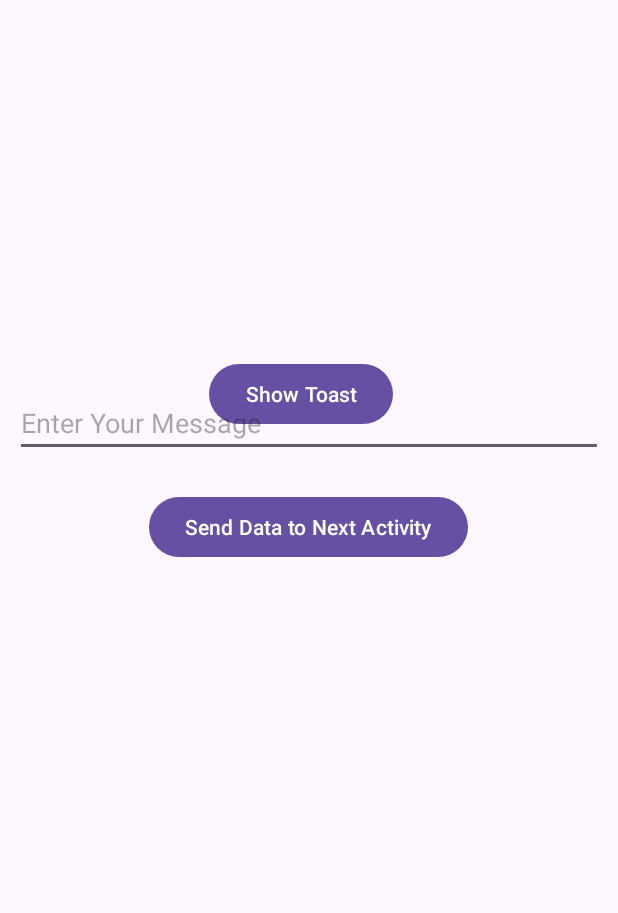
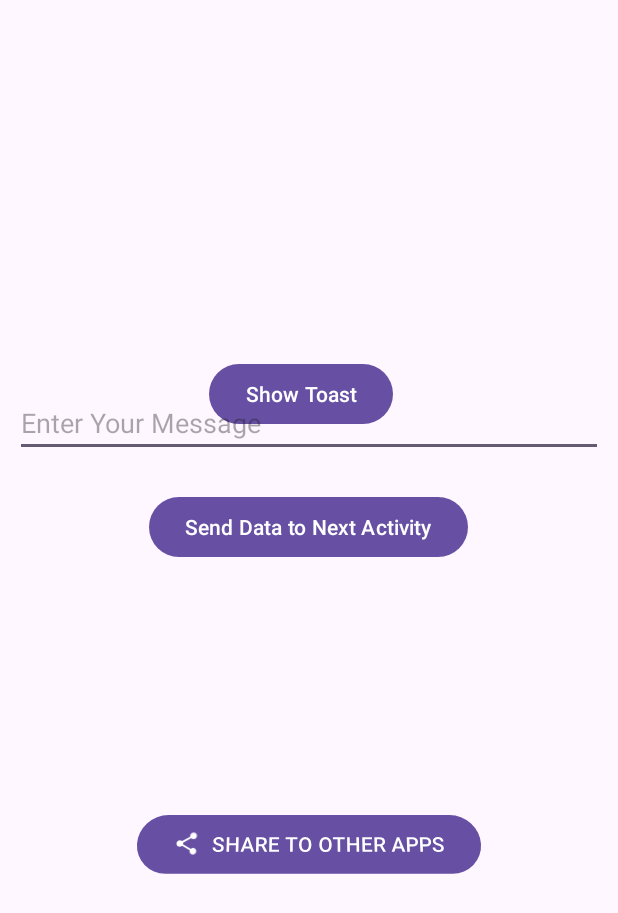
Before and after one commit to Graduation-Project-Workspace/HPCure, an Android app: the screen it shows after launch (MainActivity), on a phone screen of 412 x 824 dp. Shown: the top 913 px of the screen. Run offline under Robolectric (Android 15) with nearby library versions, the phone set to English and light mode, and no system bars.

Commit message:
added the splash screen

```diff
--- a/app/build.gradle
+++ b/app/build.gradle
@@ -46,4 +46,7 @@ dependencies {
     testImplementation 'junit:junit:4.13.2'
     androidTestImplementation 'androidx.test.ext:junit:1.2.1'
     androidTestImplementation 'androidx.test.espresso:espresso-core:3.6.1'
+    implementation 'androidx.core:core-splashscreen:1.0.1'
+
+
 }
--- /dev/null
+++ b/app/src/main/java/com/example/demoapp/SplashActivity.kt
@@ -0,0 +1,18 @@
+package com.example.demoapp
+
+import android.content.Intent
+import android.os.Bundle
+import android.os.Handler
+import android.os.Looper
+import androidx.activity.ComponentActivity
+
+class SplashActivity : ComponentActivity() {
+    override fun onCreate(savedInstanceState: Bundle?) {
+        super.onCreate(savedInstanceState)
+        setContentView(R.layout.activity_splash)
+        Handler(Looper.getMainLooper()).postDelayed({
+            startActivity(Intent(this, MainActivity::class.java))
+            finish()
+        }, 4000)
+    }
+}
--- a/app/src/main/res/layout/activity_main.xml
+++ b/app/src/main/res/layout/activity_main.xml
@@ -1,6 +1,7 @@
 <?xml version="1.0" encoding="utf-8"?>
 <RelativeLayout
     xmlns:android="http://schemas.android.com/apk/res/android"
+    xmlns:app="http://schemas.android.com/apk/res-auto"
     xmlns:tools="http://schemas.android.com/tools"
     android:layout_width="match_parent"
     android:layout_height="match_parent"
@@ -39,4 +40,15 @@
         android:layout_centerHorizontal="true"
         android:layout_marginTop="317dp"
         android:text="Send Data to Next Activity" />
+
+    <Button
+        android:id="@+id/btnShareToOtherApps"
+        android:layout_width="wrap_content"
+        android:layout_height="wrap_content"
+        android:layout_alignParentBottom="true"
+        android:layout_centerHorizontal="true"
+        android:layout_marginBottom="227dp"
+        android:rotationX="12"
+        android:text="SHARE TO OTHER APPS"
+        app:icon="?attr/actionModeShareDrawable" />
 </RelativeLayout>
--- a/app/src/main/res/values/colors.xml
+++ b/app/src/main/res/values/colors.xml
@@ -2,4 +2,5 @@
 <resources>
     <color name="black">#FF000000</color>
     <color name="white">#FFFFFFFF</color>
+    <color name="splash_background">#04363A</color> <!-- Change to your desired color -->
 </resources>
--- a/app/src/main/res/values/themes.xml
+++ b/app/src/main/res/values/themes.xml
@@ -6,4 +6,20 @@
     </style>
 
     <style name="Theme.DemoApp" parent="Base.Theme.DemoApp" />
+
+    <style name="Theme.DemoApp.Splash" parent="Theme.Material3.DayNight">
+        <!-- Background color -->
+        <item name="windowSplashScreenBackground">@color/splash_background</item>
+
+        <!-- Animated splash icon -->
+        <item name="windowSplashScreenAnimatedIcon">@drawable/ic_splash</item>
+
+        <!-- Duration of the icon animation -->
+        <item name="windowSplashScreenAnimationDuration">1000</item>
+
+        <!-- Post splash screen theme -->
+        <item name="postSplashScreenTheme">@style/Theme.DemoApp</item>
+    </style>
+
+
 </resources>
```
Also changed, not shown: app/src/main/AndroidManifest.xml (+13 -4 lines), app/src/main/java/com/example/demoapp/MainActivity.kt (+18 -3 lines), app/src/main/java/com/example/demoapp/SecondActivity.kt (+7 -0 lines), app/src/main/res/layout/activity_second.xml (+11 -0 lines), app/src/main/res/layout/activity_splash.xml (added, +12 -0 lines), app/src/main/res/drawable/ic_splash.png (added).
